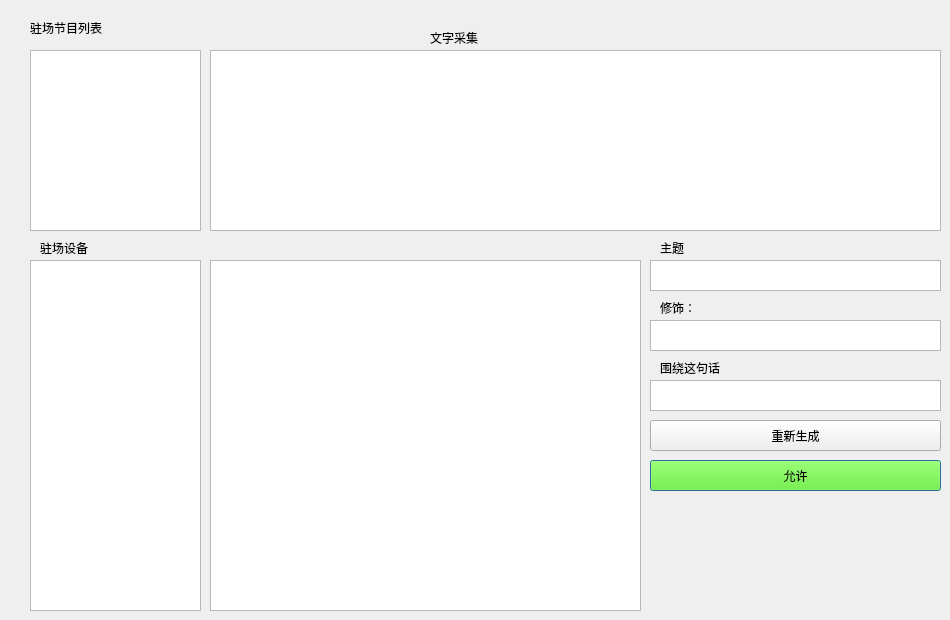
Above: UIclass/livingcontrol.ui from droplazy/Mvision_server before the change. Below: the same form after it.
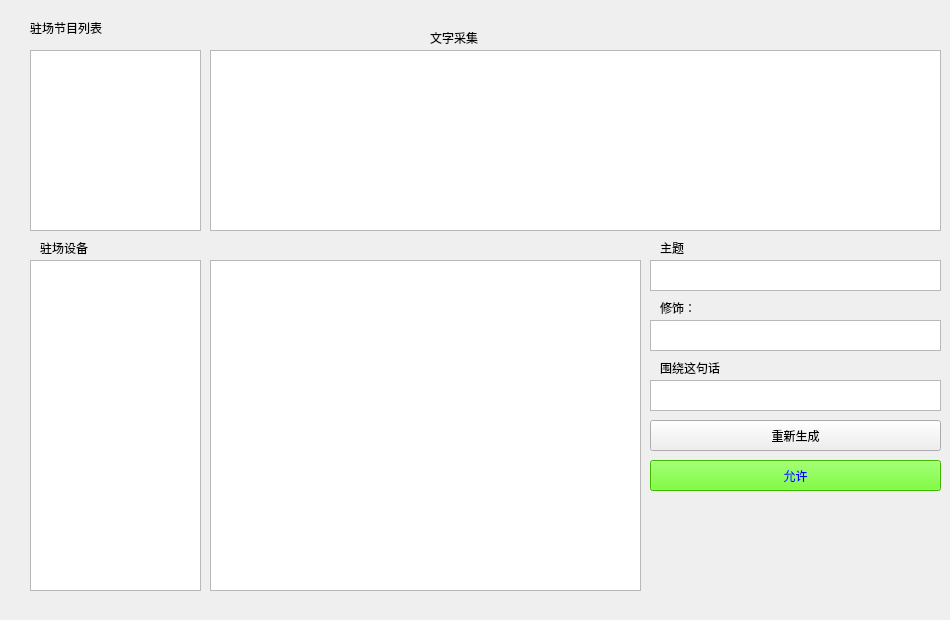
That is the form after the change.

```diff
--- a/UIclass/livingcontrol.ui
+++ b/UIclass/livingcontrol.ui
@@ -1,7 +1,7 @@
 <?xml version="1.0" encoding="UTF-8"?>
 <ui version="4.0">
  <class>livingcontrol</class>
- <widget class="QDialog" name="livingcontrol">
+ <widget class="QWidget" name="livingcontrol">
   <property name="geometry">
    <rect>
     <x>0</x>
@@ -42,7 +42,7 @@
      <x>30</x>
      <y>260</y>
      <width>171</width>
-     <height>351</height>
+     <height>331</height>
     </rect>
    </property>
   </widget>
@@ -92,7 +92,8 @@
     </rect>
    </property>
    <property name="styleSheet">
-    <string notr="true">background-color: rgb(85, 255, 0);</string>
+    <string notr="true">background-color: rgb(85, 255, 0);
+color: rgb(0, 0, 255);</string>
    </property>
    <property name="text">
     <string>允许</string>
@@ -117,7 +118,7 @@
      <x>210</x>
      <y>260</y>
      <width>431</width>
-     <height>351</height>
+     <height>331</height>
     </rect>
    </property>
   </widget>
```
